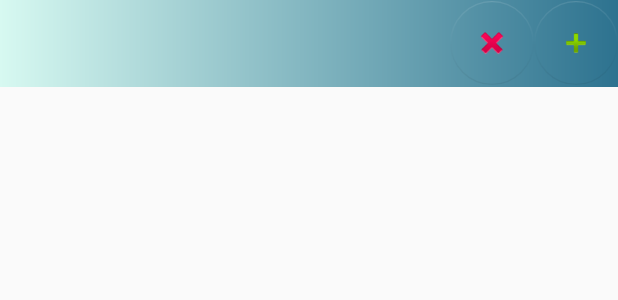
After one commit to Budziaszek/Application-supporting-the-management-of-finances-and-tasks, an Android app: the layout invitation_list_item.xml on its own in the app's theme, with its tools: preview values and no code run, on a phone screen of 412 x 824 dp. The commit adds this screen. Shown: the top 300 px of the screen. Run offline under Robolectric (Android 15) with nearby library versions, the phone set to English and light mode, and no system bars.

Commit message:
Refactor, bug fixes, display invitations

```diff
--- a/TaBMate/app/src/main/java/com/budziaszek/tabmate/SpecialFunction.java
+++ b/TaBMate/app/src/main/java/com/budziaszek/tabmate/Manager.java
@@ -4,7 +4,7 @@ import android.app.Activity;
 import android.view.View;
 import android.view.inputmethod.InputMethodManager;
 
-public class SpecialFunction {
+public class Manager {
     // Hide the keyboard if necessary
     public static void hideKeyboard(Activity activity) {
         InputMethodManager imm = (InputMethodManager) activity.getSystemService(Activity.INPUT_METHOD_SERVICE);
--- a/TaBMate/app/src/main/java/com/budziaszek/tabmate/MembersRecyclerAdapter.java
+++ b/TaBMate/app/src/main/java/com/budziaszek/tabmate/MembersAdapter.java
@@ -6,7 +6,7 @@ import android.view.ViewGroup;
 import android.widget.TextView;
 import java.util.List;
 
-public class MembersRecyclerAdapter extends RecyclerView.Adapter<MembersRecyclerAdapter.MyViewHolder> {
+public class MembersAdapter extends RecyclerView.Adapter<MembersAdapter.MyViewHolder> {
 
     private List<User> usersList;
     //private  List<String> usersList;
@@ -16,12 +16,12 @@ public class MembersRecyclerAdapter extends RecyclerView.Adapter<MembersRecycler
 
         public MyViewHolder(View view) {
             super(view);
-            title = (TextView) view.findViewById(R.id.title);
+            title = view.findViewById(R.id.title);
         }
     }
 
 
-    public MembersRecyclerAdapter( List<User> usersList) {
+    public MembersAdapter(List<User> usersList) {
         this.usersList = usersList;
     }
 
--- /dev/null
+++ b/TaBMate/app/src/main/res/drawable-v24/item_background.xml
@@ -0,0 +1,15 @@
+<?xml version="1.0" encoding="UTF-8"?>
+
+<layer-list xmlns:android="http://schemas.android.com/apk/res/android">
+    <item>
+        <shape>
+            <gradient
+                    android:startColor="@color/colorPrimary"
+                    android:endColor="@color/colorAccentLight"
+                    android:angle="180" />
+                    <!--android:endColor="@color/colorPrimaryDarkSemi"-->
+        </shape>
+    </item>
+   <!--<item android:drawable="@drawable/icon_semi_transparent"
+          android:gravity="center|clip_vertical|clip_horizontal"/>-->
+</layer-list>
--- /dev/null
+++ b/TaBMate/app/src/main/res/layout/invitation_list_item.xml
@@ -0,0 +1,44 @@
+<?xml version="1.0" encoding="utf-8"?>
+
+<LinearLayout xmlns:android="http://schemas.android.com/apk/res/android"
+    xmlns:app="http://schemas.android.com/apk/res-auto"
+    android:layout_width="match_parent"
+    android:layout_height="wrap_content"
+    android:background="@drawable/item_background"
+    android:gravity="right|center"
+    android:orientation="horizontal"
+    android:padding="0dp">
+
+        <TextView
+            android:id="@+id/invitations_group_name"
+            android:layout_width="match_parent"
+            android:layout_height="wrap_content"
+            android:layout_weight="1"
+            android:padding="15dp"
+            android:textAlignment="viewStart"
+            android:textColor="@color/colorPrimaryDark"
+            android:textSize="20sp"
+            android:textStyle="bold" />
+
+        <android.support.design.widget.FloatingActionButton
+            android:id="@+id/remove_button"
+            android:layout_width="wrap_content"
+            android:layout_height="wrap_content"
+            android:clickable="true"
+            android:elevation="0dp"
+            android:focusable="true"
+            app:backgroundTint="#00000000"
+            app:elevation="0dp"
+            app:srcCompat="@android:drawable/ic_delete" />
+
+        <android.support.design.widget.FloatingActionButton
+            android:id="@+id/accept_button"
+            android:layout_width="wrap_content"
+            android:layout_height="wrap_content"
+            android:clickable="true"
+            android:elevation="0dp"
+            android:focusable="true"
+            app:backgroundTint="#00000000"
+            app:elevation="0dp"
+            app:srcCompat="@android:drawable/ic_input_add" />
+</LinearLayout>
--- a/TaBMate/app/src/main/res/layout/member_list_item.xml
+++ b/TaBMate/app/src/main/res/layout/member_list_item.xml
@@ -14,7 +14,7 @@
         android:layout_height="wrap_content"
         android:layout_alignParentTop="true"
         android:layout_margin="5dp"
-        android:background="@color/colorPrimarySemi"
+        android:background="@color/colorAccentLightSemi"
         android:padding="20dp"
         android:textColor="@color/colorPrimaryDark"
         android:textSize="14dp"
--- a/TaBMate/app/src/main/res/menu/main.xml
+++ b/TaBMate/app/src/main/res/menu/menu_groups.xml
@@ -1,10 +1,6 @@
 <?xml version="1.0" encoding="utf-8"?>
 <menu xmlns:android="http://schemas.android.com/apk/res/android"
       xmlns:app="http://schemas.android.com/apk/res-auto">
-    <item android:id="@+id/action_settings"
-          android:title="@string/action_settings"
-          android:orderInCategory="100"
-          app:showAsAction="never"/>
     <item
         android:id="@+id/action_new_member"
         android:orderInCategory="100"
--- a/TaBMate/app/src/main/res/values/colors.xml
+++ b/TaBMate/app/src/main/res/values/colors.xml
@@ -15,7 +15,7 @@
 
     <color name="colorPrimary">#2D728F</color>
     <color name="colorPrimaryDark">#10495c</color>
-    <color name="colorPrimaryLight">#70A9A1</color>
+    <color name="colorPrimaryLight">#70a9a1</color>
     <color name="colorAccentDark">#0a2463</color>
     <color name="colorAccent">#054478</color>
     <color name="colorAccentLight">#d7f9f1</color>
@@ -32,5 +32,5 @@
     <color name="colorPrimaryLightTransparent">#5070A9A1</color>
     <color name="colorAccentDarkTransparent">#500A2463</color>
     <color name="colorAccentTransparent">#50054478</color>
-    <color name="colorAccentLightTransparent">#50D7F9F1</color>
+    <color name="colorAccentLightTransparent">#50d7f9f1</color>
 </resources>
--- a/TaBMate/app/src/main/res/values/strings.xml
+++ b/TaBMate/app/src/main/res/values/strings.xml
@@ -33,7 +33,9 @@
     <string name="members">Members</string>
     <string name="no_group">You are not a group member</string>
     <string name="join_or_create_group">Create or join now</string>
+    <string name="new_invitation">New invitation</string>
     <string name="join_group">Join</string>
+    <string name="remove_group">Remove</string>
     <string name="create_group">Create</string>
 
     <string name="create_new_group">Create new group</string>
```
Also changed, not shown: TaBMate/app/src/main/java/com/budziaszek/tabmate/DatabaseInformation.java (deleted, +0 -26 lines), TaBMate/app/src/main/java/com/budziaszek/tabmate/Group.java (+12 -0 lines), TaBMate/app/src/main/java/com/budziaszek/tabmate/GroupsFragment.java (+112 -73 lines), TaBMate/app/src/main/java/com/budziaszek/tabmate/InvitationsAdapter.java (added, +47 -0 lines), TaBMate/app/src/main/java/com/budziaszek/tabmate/LoginActivity.java (+64 -84 lines), TaBMate/app/src/main/java/com/budziaszek/tabmate/MainActivity.java (+49 -24 lines), TaBMate/app/src/main/res/layout/groups_fragment.xml (+32 -52 lines), TaBMate/app/src/main/res/menu/menu_main.xml (added, +8 -0 lines).
